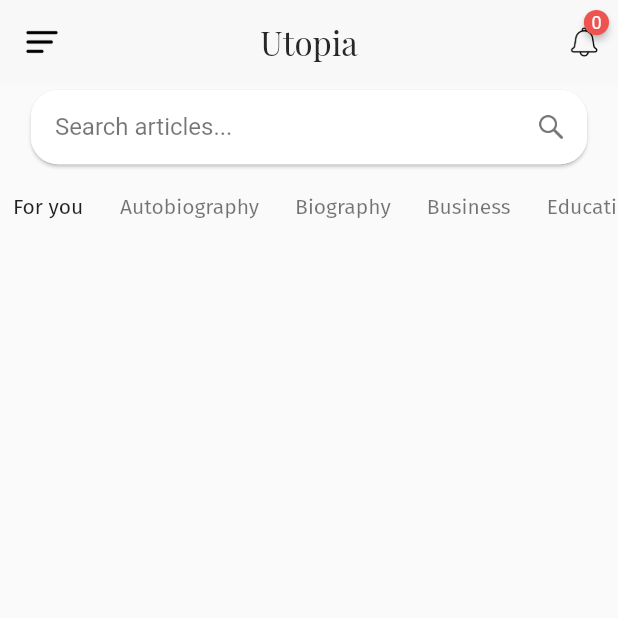
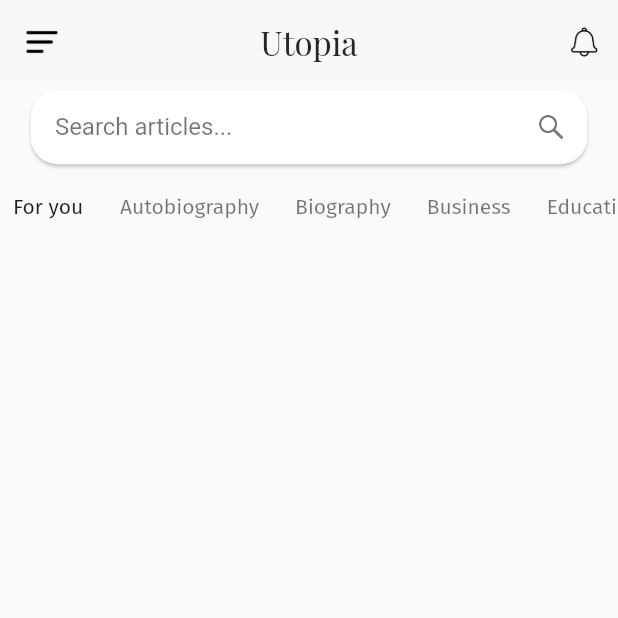
Before and after one commit to Utopia7017/utopia, a Flutter app: the screen it shows once a user with an empty profile is signed in, on a phone screen of 412 x 824 dp, the top half of it. Run offline on Flutter 3.47's test engine with Material 2 defaults, Android fonts, the light colour scheme and no system bars; drawn by our look-alikes of badges, flutter_advanced_drawer, scrollable_positioned_list; our stand-ins replace cached_network_image, cloud_firestore, dio, firebase_auth, firebase_core, firebase_storage and 6 more; missing offline and left inert: comment_box; accounts and stored records are empty; network calls fail.

Commit message:
hide batch if there's no unread notifications left

```diff
--- a/lib/view/screens/AppScreen/components/notification_bell.dart
+++ b/lib/view/screens/AppScreen/components/notification_bell.dart
@@ -21,6 +21,14 @@ class NotificationBell extends StatelessWidget {
       builder: (context, AsyncSnapshot snapshot) {
         if (snapshot.hasData) {
           int numberOfNewNotification = snapshot.data.docs.length;
+          if (numberOfNewNotification == 0) {
+            return Image.asset(
+              notificationIcon,
+              width: 21,
+              fit: BoxFit.contain,
+              color: Colors.black,
+            );
+          } else {
             return Badge(
               elevation: 2,
               position: const BadgePosition(top: 3, isCenter: false, end: -6),
@@ -36,6 +44,7 @@ class NotificationBell extends StatelessWidget {
                 color: Colors.black,
               ),
             );
+          }
         } else {
           return Image.asset(
             notificationIcon,
--- a/lib/view/screens/Drawer/drawer.dart
+++ b/lib/view/screens/Drawer/drawer.dart
@@ -212,6 +212,10 @@ class CustomDrawer extends StatelessWidget {
                           if (snapshot.hasData) {
                             int numberOfNewNotification =
                                 snapshot.data.docs.length;
+
+                            if (numberOfNewNotification == 0) {
+                              return const SizedBox();
+                            } else {
                               return CircleAvatar(
                                 radius: 9,
                                 backgroundColor: Colors.red.shade400,
@@ -221,6 +225,7 @@ class CustomDrawer extends StatelessWidget {
                                       color: Colors.white, fontSize: 12),
                                 ),
                               );
+                            }
                           } else {
                             return const SizedBox();
                           }
```
Lines whose indentation alone changed are shown as unchanged.
